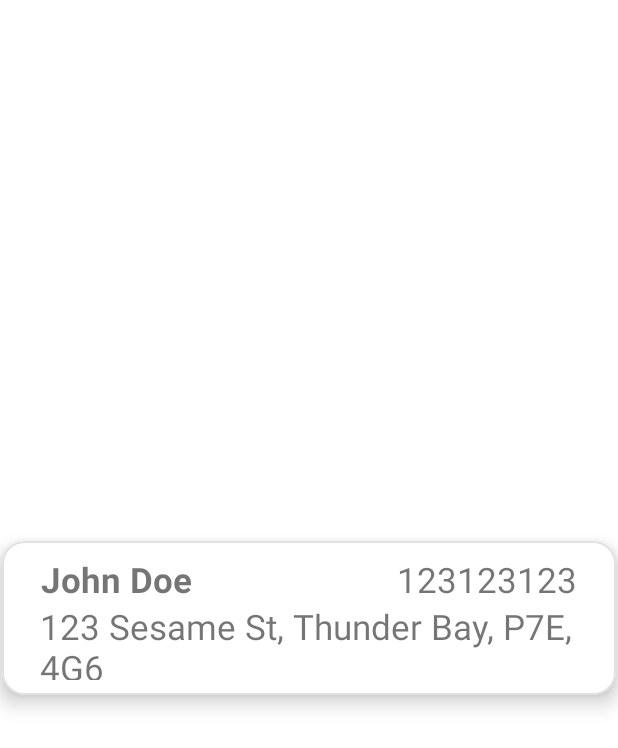
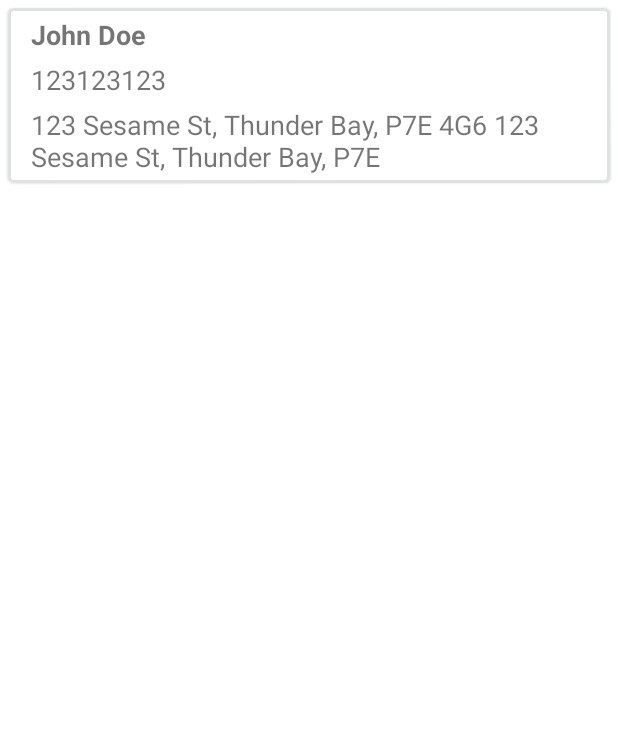
Before and after one commit to cassieg272/Pro-Q, an Android app: the layout search_result.xml on its own in the app's theme, with its tools: preview values and no code run, on a phone screen of 412 x 824 dp. Shown: the top 748 px of the screen. Run offline under Robolectric (Android 15) with nearby library versions, the phone set to English and light mode, and no system bars; Roboto replaces fonts that are not available here.

Commit message:
complete Search feature

```diff
--- a/app/src/main/java/com/example/pro_q/CaregiverMainActivity.java
+++ b/app/src/main/java/com/example/pro_q/CaregiverMainActivity.java
@@ -29,7 +29,6 @@ public class CaregiverMainActivity extends AppCompatActivity {
     private TextView clientName;
     private TextView clientPhone;
     private TextView clientAddress;
-
     private Button addNote;
     private Button addTask;
     private Button viewReport;
--- /dev/null
+++ b/app/src/main/java/com/example/pro_q/RecyclerViewInterface.java
@@ -0,0 +1,5 @@
+package com.example.pro_q;
+
+public interface RecyclerViewInterface {
+    void onItemClick(int position);
+}
--- a/app/src/main/res/layout/activity_search.xml
+++ b/app/src/main/res/layout/activity_search.xml
@@ -23,6 +23,7 @@
         android:layout_width="match_parent"
         android:layout_height="wrap_content"
         android:layout_margin="18dp"
+        app:theme="@style/AppSearchView"
         android:layout_marginTop="40dp"
         android:background="@drawable/search_view_border"
         android:iconifiedByDefault="false"
@@ -35,7 +36,6 @@
         android:id="@+id/searchResultRecyclerView"
         android:layout_width="match_parent"
         android:layout_height="0dp"
-        android:background="@color/white"
         android:layout_marginStart="8dp"
         android:layout_marginTop="15dp"
         android:layout_marginEnd="8dp"
--- a/app/src/main/res/layout/search_result.xml
+++ b/app/src/main/res/layout/search_result.xml
@@ -3,45 +3,32 @@
     xmlns:app="http://schemas.android.com/apk/res-auto"
     xmlns:tools="http://schemas.android.com/tools"
     android:layout_width="match_parent"
-    android:layout_height="match_parent">
+    android:layout_height="wrap_content">
 
     <com.google.android.material.card.MaterialCardView
         android:id="@+id/materialCardView"
-        android:layout_width="409dp"
+        android:layout_width="match_parent"
         android:layout_height="wrap_content"
-        android:background="@drawable/search_view_border"
-        app:cardCornerRadius="15dp"
-        app:cardElevation="8dp"
+        android:layout_margin="5dp"
         app:layout_constraintBottom_toBottomOf="parent"
         app:layout_constraintEnd_toEndOf="parent"
         app:layout_constraintStart_toStartOf="parent"
         app:layout_constraintTop_toTopOf="parent"
         app:strokeColor="@color/light_grey"
-        app:strokeWidth="1dp">
+        app:strokeWidth="2dp">
 
         <androidx.constraintlayout.widget.ConstraintLayout
             android:layout_width="match_parent"
-            android:layout_height="wrap_content"
-            android:layout_margin="10dp">
-
-            <TextView
-                android:id="@+id/cltID"
-                android:layout_width="wrap_content"
-                android:layout_height="wrap_content"
-                android:layout_marginEnd="16dp"
-                android:text="123123123"
-                android:textSize="23sp"
-                app:layout_constraintBottom_toBottomOf="@+id/cltName"
-                app:layout_constraintEnd_toEndOf="parent"
-                app:layout_constraintTop_toTopOf="@+id/cltName" />
+            android:padding="5dp"
+            android:layout_height="wrap_content">
 
             <TextView
                 android:id="@+id/cltName"
-                android:layout_width="wrap_content"
+                android:layout_width="0dp"
                 android:layout_height="wrap_content"
-                android:layout_marginStart="16dp"
+                android:layout_marginStart="10dp"
                 android:text="John Doe"
-                android:textSize="23sp"
+                android:textSize="18sp"
                 android:textStyle="bold"
                 app:layout_constraintBottom_toBottomOf="parent"
                 app:layout_constraintStart_toStartOf="parent"
@@ -49,14 +36,26 @@
                 app:layout_constraintVertical_bias="0.0" />
 
             <TextView
-                android:id="@+id/cltAddress"
-                android:layout_width="359dp"
-                android:layout_height="51dp"
-                android:text="123 Sesame St, Thunder Bay, P7E, 4G6"
-                android:textSize="23sp"
-                app:layout_constraintEnd_toEndOf="@+id/cltID"
+                android:id="@+id/cltID"
+                android:layout_width="0dp"
+                android:layout_height="wrap_content"
+                android:layout_marginTop="5dp"
+                android:text="123123123"
+                android:textSize="18sp"
                 app:layout_constraintStart_toStartOf="@+id/cltName"
                 app:layout_constraintTop_toBottomOf="@+id/cltName" />
+
+            <TextView
+                android:id="@+id/cltAddress"
+                android:layout_width="0dp"
+                android:layout_height="wrap_content"
+                android:layout_marginEnd="5dp"
+                android:layout_marginTop="5dp"
+                android:text="123 Sesame St, Thunder Bay, P7E 4G6 123 Sesame St, Thunder Bay, P7E "
+                android:textSize="18sp"
+                app:layout_constraintEnd_toEndOf="parent"
+                app:layout_constraintStart_toStartOf="@+id/cltID"
+                app:layout_constraintTop_toBottomOf="@+id/cltID" />
 
         </androidx.constraintlayout.widget.ConstraintLayout>
 
--- a/app/src/main/res/values/colors.xml
+++ b/app/src/main/res/values/colors.xml
@@ -12,6 +12,6 @@
     <color name="purple_700">#FF3700B3</color>
     <color name="teal_200">#FF03DAC5</color>
     <color name="teal_700">#FF018786</color>
-    <color name="light_grey">#FFdee3e0</color>
+    <color name="light_grey">#FFDEE3E0</color>
     <color name="grey">#FF535754</color>
 </resources>
--- a/app/src/main/res/values/themes.xml
+++ b/app/src/main/res/values/themes.xml
@@ -13,4 +13,8 @@
         <item name="android:statusBarColor">?attr/colorOnSecondary</item>
         <!-- Customize your theme here. -->
     </style>
+    <style name="AppSearchView" parent="Widget.AppCompat.SearchView" >
+        <item name="android:textSize">22sp</item>
+    </style>
+
 </resources>
```
Also changed, not shown: app/src/main/java/com/example/pro_q/ClientAdapter.java (+66 -1 lines), app/src/main/java/com/example/pro_q/ClientModel.java (+6 -26 lines), app/src/main/java/com/example/pro_q/Search.java (+38 -21 lines).
